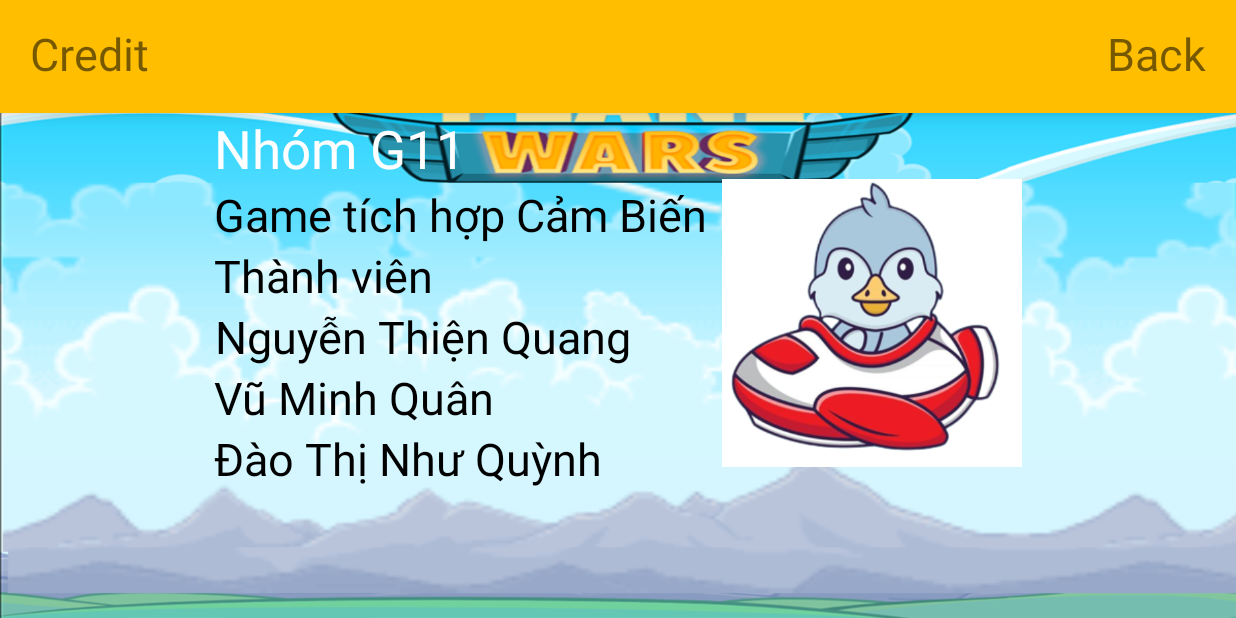
After one commit to VuMinhQuan1111/BTLAndroid, an Android app: the credit screen opened directly, with no data from a screen before it, on a phone screen of 824 x 412 dp (held sideways). The commit adds this screen. Run offline under Robolectric (Android 15) with nearby library versions, the phone set to English and light mode, and no system bars.

Commit message:
feat: BO sung them trang credit

```diff
--- a/app/src/main/AndroidManifest.xml
+++ b/app/src/main/AndroidManifest.xml
@@ -13,37 +13,41 @@
         android:theme="@style/Theme.Game"
         tools:targetApi="34">
         <activity
-            android:screenOrientation="landscape"
             android:name=".SplashScreen"
-            android:exported="true">
+            android:exported="true"
+            android:screenOrientation="landscape">
             <intent-filter>
                 <action android:name="android.intent.action.MAIN" />
+
                 <category android:name="android.intent.category.LAUNCHER" />
             </intent-filter>
         </activity>
         <activity
-            android:screenOrientation="landscape"
-            android:name=".SignIn" />
+            android:name=".SignIn"
+            android:screenOrientation="landscape" />
         <activity
-            android:screenOrientation="landscape"
-            android:name=".SignUp" />
+            android:name=".SignUp"
+            android:screenOrientation="landscape" />
         <activity
-            android:screenOrientation="landscape"
-            android:name=".MainActivity" />
+            android:name=".MainActivity"
+            android:screenOrientation="landscape" />
         <activity
-            android:screenOrientation="landscape"
             android:name=".HighScore"
-            />
+            android:screenOrientation="landscape" />
         <activity
-            android:screenOrientation="landscape"
-            android:name=".Bonus"/>
+            android:name=".Bonus"
+            android:screenOrientation="landscape" />
         <activity
-            android:screenOrientation="landscape"
-            android:name=".User"/>
+            android:name=".User"
+            android:screenOrientation="landscape" />
         <activity
             android:name=".GameActivity"
             android:exported="false"
+            android:screenOrientation="landscape" />
+        <activity
+            android:name=".credit"
+            android:exported="false"
             android:screenOrientation="landscape"/>
+    </application>
 
-    </application>
 </manifest>
--- a/app/src/main/java/com/example/game/MainActivity.java
+++ b/app/src/main/java/com/example/game/MainActivity.java
@@ -25,7 +25,7 @@ import com.google.firebase.database.ValueEventListener;
 
 public class MainActivity extends Activity {
 
-    private Button highscore, user, play,medal;
+    private Button highscore, user, play,medal, cre;
     private boolean isMute;
 
     private TextView score,username;
@@ -47,6 +47,7 @@ public class MainActivity extends Activity {
         score=findViewById(R.id.textViewscore);
         username=findViewById(R.id.ussername);
         medal = findViewById(R.id.medal);
+        cre = findViewById(R.id.credit);
 
         final SharedPreferences prefs = getSharedPreferences("game", MODE_PRIVATE);
         isMute = prefs.getBoolean("isMute", false);
@@ -167,5 +168,13 @@ public class MainActivity extends Activity {
             }
         });
 
+        cre.setOnClickListener(new View.OnClickListener(){
+
+            @Override
+            public void onClick(View view) {
+                startActivity(new Intent(MainActivity.this, credit.class));
+            }
+        });
+
     }
 }
--- /dev/null
+++ b/app/src/main/java/com/example/game/credit.java
@@ -0,0 +1,30 @@
+package com.example.game;
+
+import androidx.appcompat.app.AppCompatActivity;
+
+import android.content.Intent;
+import android.os.Bundle;
+import android.view.View;
+import android.widget.TextView;
+
+public class credit extends AppCompatActivity {
+
+    private TextView back;
+    @Override
+    protected void onCreate(Bundle savedInstanceState) {
+        super.onCreate(savedInstanceState);
+        setContentView(R.layout.activity_credit);
+
+        back = findViewById(R.id.back_btn);
+
+
+
+        back.setOnClickListener(new View.OnClickListener() {
+            @Override
+            public void onClick(View v) {
+                Intent intent = new Intent(credit.this, MainActivity.class);
+                startActivity(intent);
+            }
+        });
+    }
+}
--- /dev/null
+++ b/app/src/main/res/layout/activity_credit.xml
@@ -0,0 +1,123 @@
+<?xml version="1.0" encoding="utf-8"?>
+<ScrollView xmlns:android="http://schemas.android.com/apk/res/android"
+    xmlns:app="http://schemas.android.com/apk/res-auto"
+    xmlns:tools="http://schemas.android.com/tools"
+    android:layout_width="match_parent"
+    android:layout_height="match_parent"
+    android:background="@drawable/login"
+    tools:context=".credit">
+
+    <RelativeLayout
+        android:layout_width="match_parent"
+        android:layout_height="wrap_content">
+
+        <com.google.android.material.bottomnavigation.BottomNavigationView
+            android:id="@+id/top"
+            android:layout_width="match_parent"
+            android:layout_height="75dp"
+            android:background="@color/salmon">
+
+            <TextView
+                android:layout_width="wrap_content"
+                android:layout_height="wrap_content"
+                android:layout_gravity="left"
+                android:layout_marginLeft="20dp"
+                android:layout_marginTop="15dp"
+                android:text="Credit"
+                android:textSize="30dp" />
+
+            <TextView
+                android:id="@+id/back_btn"
+                android:layout_width="wrap_content"
+                android:layout_height="wrap_content"
+                android:layout_gravity="right"
+                android:layout_marginTop="15dp"
+                android:layout_marginRight="20dp"
+                android:text="Back"
+                android:textSize="30dp" />
+
+        </com.google.android.material.bottomnavigation.BottomNavigationView>
+
+        <LinearLayout
+            android:layout_width="match_parent"
+            android:layout_height="wrap_content"
+            android:layout_below="@+id/top"
+            android:gravity="center"
+            android:orientation="horizontal">
+
+            <LinearLayout
+                android:layout_width="wrap_content"
+                android:layout_height="wrap_content"
+                android:layout_gravity="center"
+                android:orientation="vertical"
+                android:layout_marginRight="10dp">
+
+                <TextView
+                    android:layout_width="wrap_content"
+                    android:layout_height="wrap_content"
+                    android:gravity="center"
+                    android:text="Nhóm G11"
+                    android:textColor="#FFFFFF"
+                    android:textSize="35dp"></TextView>
+
+                <TextView
+                    android:layout_width="wrap_content"
+                    android:layout_height="wrap_content"
+                    android:gravity="center"
+                    android:text="Game tích hợp Cảm Biến"
+                    android:textColor="@color/black"
+                    android:textSize="30dp">
+                </TextView>
+
+                <TextView
+                    android:layout_width="wrap_content"
+                    android:layout_height="wrap_content"
+                    android:gravity="center"
+                    android:text="Thành viên"
+                    android:textColor="@color/black"
+                    android:textSize="30dp">
+                </TextView>
+
+                <TextView
+                    android:layout_width="wrap_content"
+                    android:layout_height="wrap_content"
+                    android:gravity="center"
+                    android:text="Nguyễn Thiện Quang"
+                    android:textColor="@color/black"
+                    android:textSize="30dp">
+                </TextView>
+                <TextView
+                    android:layout_width="wrap_content"
+                    android:layout_height="wrap_content"
+                    android:gravity="center"
+                    android:text="Vũ Minh Quân"
+                    android:textColor="@color/black"
+                    android:textSize="30dp">
+                </TextView>
+                <TextView
+                    android:layout_width="wrap_content"
+                    android:layout_height="wrap_content"
+                    android:gravity="center"
+                    android:text="Đào Thị Như Quỳnh"
+                    android:textColor="@color/black"
+                    android:textSize="30dp">
+                </TextView>
+            </LinearLayout>
+
+            <LinearLayout
+                android:layout_width="wrap_content"
+                android:layout_height="wrap_content"
+                android:orientation="vertical">
+
+                <ImageView
+                    android:id="@+id/user_avatar"
+                    android:layout_width="200dp"
+                    android:layout_height="200dp"
+                    android:layout_marginTop="30dp"
+                    android:src="@drawable/icon_bird_small" />
+
+
+            </LinearLayout>
+        </LinearLayout>
+    </RelativeLayout>
+</ScrollView>
```
